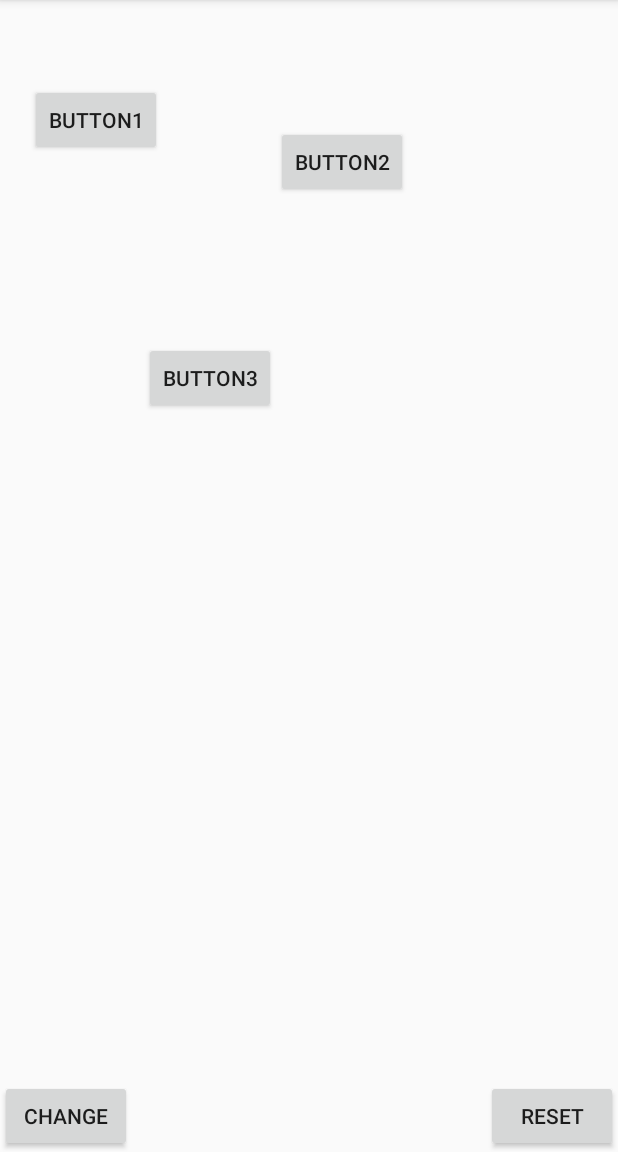
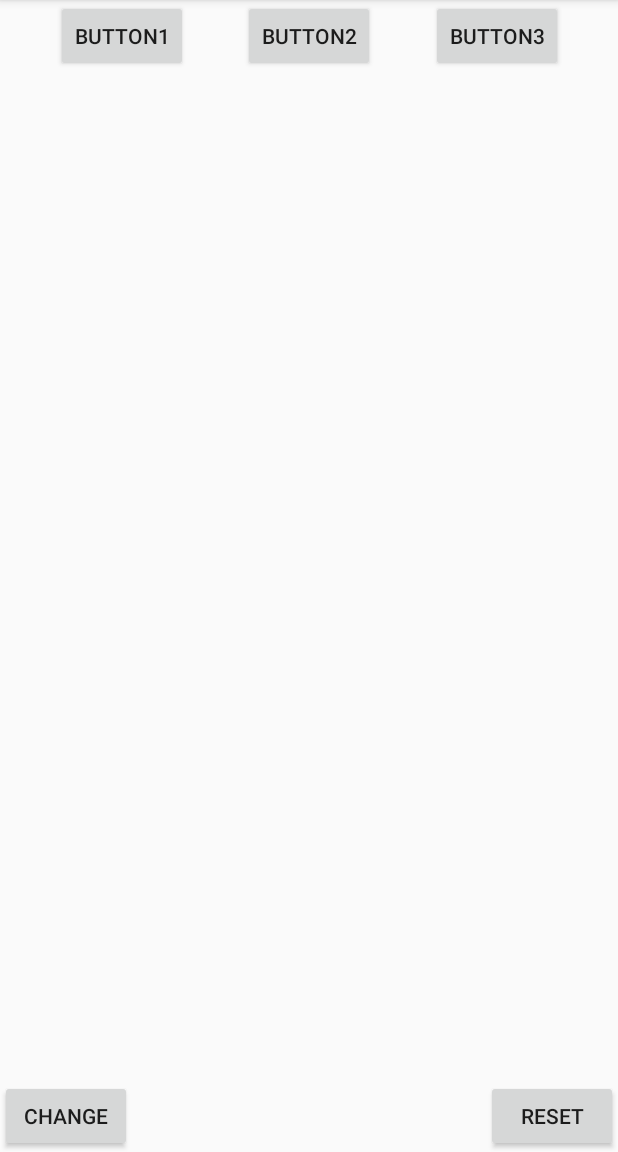
Before and after one commit to congwiny/ConstraintLayout, an Android app: the screen it shows after launch (MainActivity), after a tap on "CHANGE", on a phone screen of 412 x 824 dp, the part 84-1236 px from its top. Run offline under Robolectric (Android 15) with nearby library versions, the phone set to English and light mode, and no system bars.

```diff
--- a/app/src/main/java/com/example/congwiny/constraintlayout/MainActivity.java
+++ b/app/src/main/java/com/example/congwiny/constraintlayout/MainActivity.java
@@ -36,13 +36,51 @@ public class MainActivity extends AppCompatActivity {
     }
 
     public void change(View view) {
-        //clear 清除所有的约束关系，包括margin,padding,width,height都设置为0
-        //constraintSet2.clear(...);
-
         TransitionManager.beginDelayedTransition(constraintLayout);
         //清单文件中 supportsRtl,这里设置为start
-        constraintSet2.setMargin(R.id.button1, ConstraintSet.START, 30);
+//        constraintSet2.setMargin(R.id.button1, ConstraintSet.START, 30);
+
+        //设置button1在constraint_root中居中
+//        constraintSet2.setMargin(R.id.button1, ConstraintSet.START, 0);
+//        constraintSet2.centerHorizontally(R.id.button1,R.id.constraint_root);
+
+        //connect建立或修改两个View之间约束关系
+//        constraintSet2.connect(R.id.button1, ConstraintSet.START, R.id.constraint_root, ConstraintSet.START, 50);
+
+        //建立链条约束关系
+        //clear 清除所有的约束关系，包括margin,padding,width,height都设置为0
+        constraintSet2.clear(R.id.button1);
+        constraintSet2.clear(R.id.button2);
+        constraintSet2.clear(R.id.button3);
+
+        constraintSet2.connect(R.id.button1, ConstraintSet.START, R.id.constraint_root, ConstraintSet.START, 0);
+        constraintSet2.connect(R.id.button3, ConstraintSet.END, R.id.constraint_root, ConstraintSet.END, 0);
+
+        constraintSet2.connect(R.id.button2, ConstraintSet.START, R.id.button1, ConstraintSet.END, 0);
+        constraintSet2.connect(R.id.button2, ConstraintSet.END, R.id.button3, ConstraintSet.START, 0);
+
+        constraintSet2.connect(R.id.button1, ConstraintSet.END, R.id.button2, ConstraintSet.START, 0);
+        constraintSet2.connect(R.id.button3, ConstraintSet.START, R.id.button2, ConstraintSet.END, 0);
+
+        constraintSet2.createHorizontalChain(
+                ConstraintSet.PARENT_ID,
+                ConstraintSet.LEFT,
+                ConstraintSet.PARENT_ID,
+                ConstraintSet.RIGHT,
+                new int[]{R.id.button1,R.id.button2,R.id.button3},
+                null,
+                ConstraintSet.CHAIN_SPREAD
+        );
+
+        //重新设置Button的长和宽
+        constraintSet2.constrainWidth(R.id.button1,ConstraintSet.WRAP_CONTENT);
+        constraintSet2.constrainWidth(R.id.button2,ConstraintSet.WRAP_CONTENT);
+        constraintSet2.constrainWidth(R.id.button3,ConstraintSet.WRAP_CONTENT);
+
+        constraintSet2.constrainHeight(R.id.button1,ConstraintSet.WRAP_CONTENT);
+        constraintSet2.constrainHeight(R.id.button2,ConstraintSet.WRAP_CONTENT);
+        constraintSet2.constrainHeight(R.id.button3,ConstraintSet.WRAP_CONTENT);
+
         constraintSet2.applyTo(constraintLayout);
-
     }
 }
```
